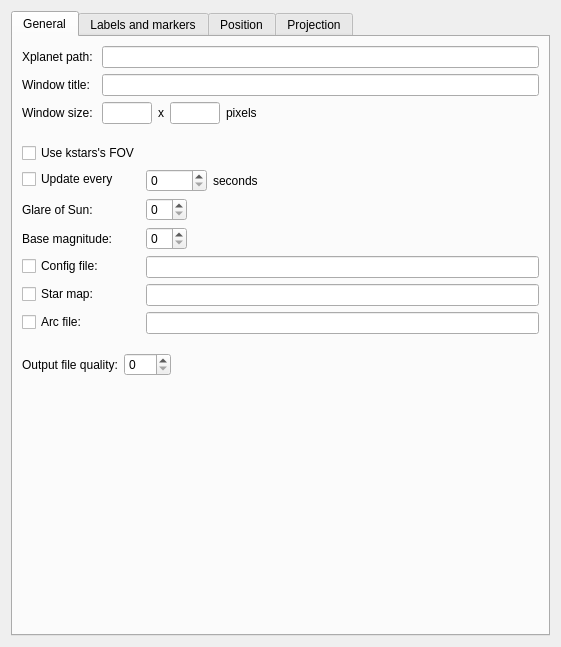
Qt form kstars/xplanet/opsxplanet.ui (KDE/kstars) before a commit.
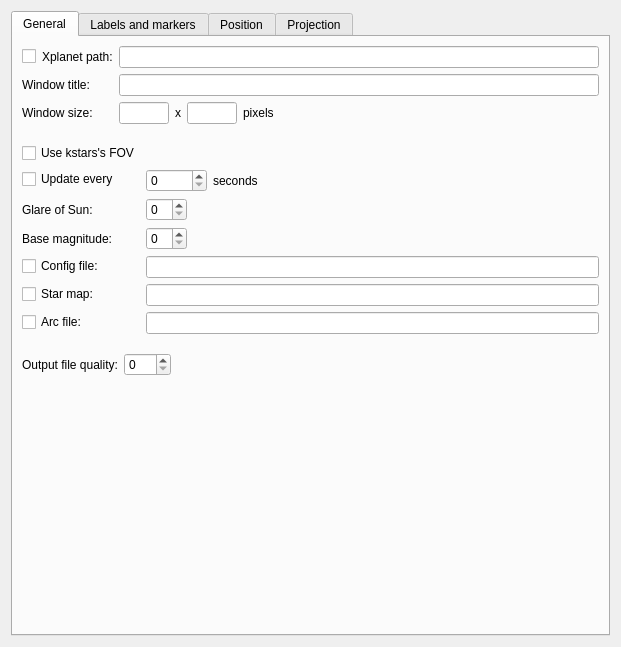
The same form after that commit. Custom widgets are drawn as their Qt base class.

```diff
--- a/kstars/xplanet/opsxplanet.ui
+++ b/kstars/xplanet/opsxplanet.ui
@@ -6,7 +6,7 @@
    <rect>
     <x>0</x>
     <y>0</y>
-    <width>561</width>
+    <width>621</width>
     <height>647</height>
    </rect>
   </property>
@@ -136,13 +136,6 @@
              </item>
             </layout>
            </item>
-           <item row="0" column="0">
-            <widget class="QLabel" name="textLabelXplanetPath">
-             <property name="text">
-              <string>Xplanet path:</string>
-             </property>
-            </widget>
-           </item>
            <item row="0" column="1">
             <widget class="QLineEdit" name="kcfg_XplanetPath">
              <property name="sizePolicy">
@@ -159,6 +152,30 @@
              </property>
             </widget>
            </item>
+           <item row="0" column="0">
+            <layout class="QHBoxLayout" name="horizontalLayout_12">
+             <property name="topMargin">
+              <number>0</number>
+             </property>
+             <property name="rightMargin">
+              <number>0</number>
+             </property>
+             <item>
+              <widget class="QCheckBox" name="kcfg_xplanetIsInternal">
+               <property name="text">
+                <string/>
+               </property>
+              </widget>
+             </item>
+             <item>
+              <widget class="QLabel" name="textLabelXplanetPath">
+               <property name="text">
+                <string>Xplanet path:</string>
+               </property>
+              </widget>
+             </item>
+            </layout>
+           </item>
           </layout>
          </item>
          <item>
@@ -991,12 +1008,6 @@
    <extends>QPushButton</extends>
    <header>kcolorbutton.h</header>
   </customwidget>
-  <customwidget>
-   <class>QTabWidget</class>
-   <extends>QTabWidget</extends>
-   <header>ktabwidget.h</header>
-   <container>1</container>
-  </customwidget>
  </customwidgets>
  <tabstops>
   <tabstop>tab</tabstop>
```
